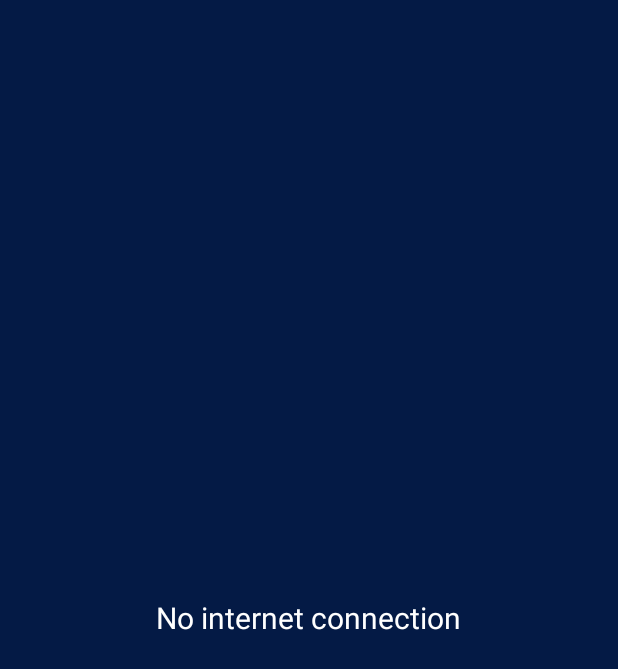
After one commit to ovaixe/iplstats-android-apk, an Android app built with Jetpack Compose: the layout custom_layout.xml on its own in the app's theme, with its tools: preview values and no code run, on a phone screen of 412 x 824 dp. The commit adds this screen. Shown: the top 669 px of the screen. Run offline under Robolectric (Android 15) with nearby library versions, the phone set to English and light mode, and no system bars.

Commit message:
Added custon layout to display message in case of internet issue

```diff
--- a/app/src/main/AndroidManifest.xml
+++ b/app/src/main/AndroidManifest.xml
@@ -2,6 +2,7 @@
 <manifest xmlns:android="http://schemas.android.com/apk/res/android"
     xmlns:tools="http://schemas.android.com/tools">
     <uses-permission android:name="android.permission.INTERNET"/>
+    <uses-permission android:name="android.permission.ACCESS_NETWORK_STATE" />
 
     <application
         android:usesCleartextTraffic="true"
--- a/app/src/main/res/layout/activity_main.xml
+++ b/app/src/main/res/layout/activity_main.xml
@@ -1,5 +1,4 @@
 <?xml version="1.0" encoding="UTF-8" ?>
-
 <RelativeLayout xmlns:android="http://schemas.android.com/apk/res/android"
     xmlns:app="http://schemas.android.com/apk/res-auto"
     xmlns:tools="http://schemas.android.com/tools"
--- /dev/null
+++ b/app/src/main/res/layout/custom_layout.xml
@@ -0,0 +1,17 @@
+<?xml version="1.0" encoding="utf-8"?>
+<LinearLayout xmlns:android="http://schemas.android.com/apk/res/android"
+    android:orientation="vertical"
+    android:layout_width="match_parent"
+    android:layout_height="match_parent"
+    android:background="#041A45"
+    android:gravity="center_vertical|center_horizontal">
+
+    <TextView
+        android:id="@+id/message_text"
+        android:layout_width="wrap_content"
+        android:layout_height="wrap_content"
+        android:textColor="#FFFFFF"
+        android:textSize="20sp"
+        android:text="No internet connection"/>
+
+</LinearLayout>
```
Also changed, not shown: app/src/main/java/com/example/iplstats/MainActivity.java (+26 -2 lines).
